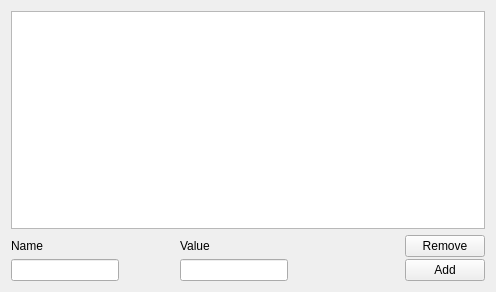
First picture: the form in src/symbollistview_w.ui, repository MuffyPuff/StrahCalc, before the edit.
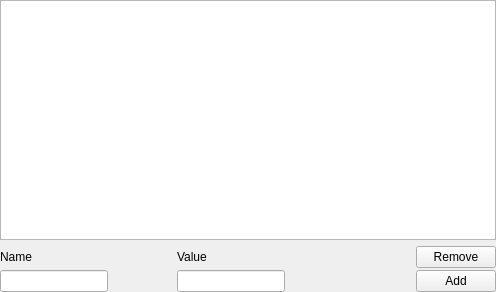
Second picture: the form after the edit.

```diff
--- a/src/symbollistview_w.ui
+++ b/src/symbollistview_w.ui
@@ -14,6 +14,18 @@
    <string>Form</string>
   </property>
   <layout class="QGridLayout" name="gridLayout">
+   <property name="leftMargin">
+    <number>0</number>
+   </property>
+   <property name="topMargin">
+    <number>0</number>
+   </property>
+   <property name="rightMargin">
+    <number>0</number>
+   </property>
+   <property name="bottomMargin">
+    <number>0</number>
+   </property>
    <item row="0" column="0" colspan="6">
     <widget class="QTableView" name="list"/>
    </item>
```
